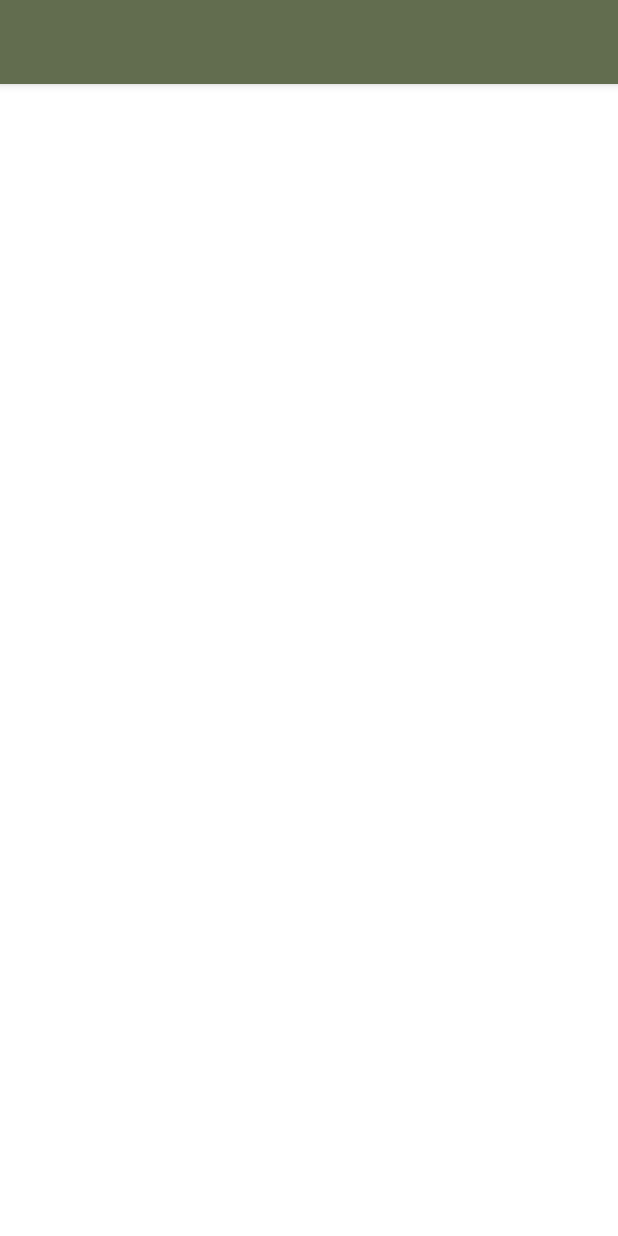
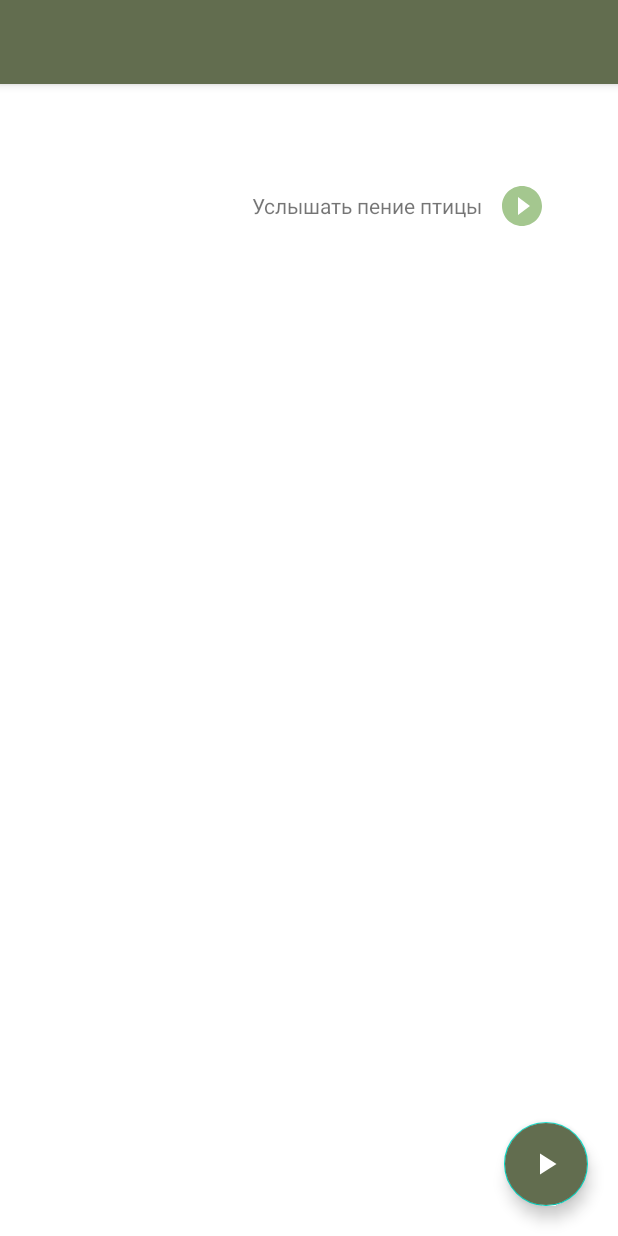
Before and after one commit to Deliner/amc, an Android app: the layout activity_bird_info.xml on its own in the app's theme, with its tools: preview values and no code run, on a phone screen of 412 x 824 dp. Run offline under Robolectric (Android 15) with nearby library versions, the phone set to English and light mode, and no system bars.

Commit message:
added bird info

```diff
--- a/app/src/main/java/com/deliner/mosfauna/activity/MainActivity.kt
+++ b/app/src/main/java/com/deliner/mosfauna/activity/MainActivity.kt
@@ -95,8 +95,6 @@ class MainActivity : CommonActivity() {
             }
         }
 
-
-
         slider.apply {
             itemAdapter.add(
                 PrimaryDrawerItem().withIdentifier(1).withName("Гид")
--- /dev/null
+++ b/app/src/main/res/drawable/ic_baseline_play.xml
@@ -0,0 +1,10 @@
+<vector xmlns:android="http://schemas.android.com/apk/res/android"
+    android:width="32dp"
+    android:height="32dp"
+    android:tint="@color/colorAccent"
+    android:viewportWidth="24"
+    android:viewportHeight="24">
+    <path
+        android:fillColor="@android:color/white"
+        android:pathData="M12,2C6.48,2 2,6.48 2,12s4.48,10 10,10 10,-4.48 10,-10S17.52,2 12,2zM10,16.5v-9l6,4.5 -6,4.5z" />
+</vector>
--- /dev/null
+++ b/app/src/main/res/drawable/ic_play.xml
@@ -0,0 +1,5 @@
+<vector android:height="32dp" android:tint="?attr/colorControlNormal"
+    android:viewportHeight="24" android:viewportWidth="24"
+    android:width="32dp" xmlns:android="http://schemas.android.com/apk/res/android">
+    <path android:fillColor="@android:color/white" android:pathData="M8,5v14l11,-7z"/>
+</vector>
--- a/app/src/main/res/layout/activity_bird_info.xml
+++ b/app/src/main/res/layout/activity_bird_info.xml
@@ -5,17 +5,86 @@
     android:layout_height="match_parent"
     android:fitsSystemWindows="true">
 
-    <androidx.constraintlayout.widget.ConstraintLayout
+    <LinearLayout
         android:layout_width="match_parent"
-        android:layout_height="match_parent">
+        android:layout_height="match_parent"
+        android:orientation="vertical">
 
         <include
             android:id="@+id/toolbar"
-            layout="@layout/toolbar"
-            app:layout_constraintEnd_toEndOf="parent"
-            app:layout_constraintStart_toStartOf="parent"
-            app:layout_constraintTop_toTopOf="parent"/>
+            layout="@layout/toolbar" />
+
+        <RelativeLayout
+            android:padding="8dp"
+            android:layout_width="match_parent"
+            android:layout_height="wrap_content">
 
 
-    </androidx.constraintlayout.widget.ConstraintLayout>
+            <ImageView
+                android:id="@+id/activity_bird_info_image"
+                android:layout_width="160dp"
+                android:layout_height="160dp" />
+
+            <LinearLayout
+                android:id="@+id/activity_bird_info_name_holder"
+                android:layout_width="match_parent"
+                android:layout_height="wrap_content"
+                android:layout_alignParentEnd="true"
+                android:layout_toEndOf="@+id/activity_bird_info_image"
+                android:orientation="vertical">
+
+                <TextView
+                    android:textSize="24sp"
+                    android:id="@+id/activity_bird_info_bird_name"
+                    android:layout_width="wrap_content"
+                    android:layout_height="wrap_content" />
+
+                <TextView
+                    android:textSize="18sp"
+                    android:id="@+id/activity_bird_info_bird_name_english"
+                    android:layout_width="wrap_content"
+                    android:layout_height="wrap_content" />
+
+
+                <RelativeLayout
+                    android:layout_width="match_parent"
+                    android:layout_height="match_parent">
+
+                    <TextView
+                        android:id="@+id/activity_bird_info_bird_play_info"
+                        android:layout_width="wrap_content"
+                        android:layout_height="wrap_content"
+                        android:layout_centerVertical="true"
+                        android:text="Услышать пение птицы   " />
+
+                    <ImageView
+                        android:id="@+id/activity_bird_info_play_song_button"
+                        android:layout_width="wrap_content"
+                        android:layout_height="wrap_content"
+                        android:layout_toEndOf="@id/activity_bird_info_bird_play_info"
+                        app:srcCompat="@drawable/ic_baseline_play" />
+                </RelativeLayout>
+            </LinearLayout>
+        </RelativeLayout>
+
+        <RelativeLayout
+            android:layout_width="match_parent"
+            android:layout_height="match_parent">
+
+            <TextView
+                android:id="@+id/activity_bird_info_text"
+                android:layout_width="match_parent"
+                android:layout_height="match_parent" />
+
+            <com.google.android.material.floatingactionbutton.FloatingActionButton
+                android:id="@+id/activity_bird_info_action_button"
+                android:layout_width="wrap_content"
+                android:layout_height="wrap_content"
+                android:layout_alignParentEnd="true"
+                android:layout_alignParentBottom="true"
+                android:layout_margin="20dp"
+                android:backgroundTint="@color/colorPrimary"
+                app:srcCompat="@drawable/ic_play" />
+        </RelativeLayout>
+    </LinearLayout>
 </androidx.drawerlayout.widget.DrawerLayout>
```
Also changed, not shown: app/src/main/AndroidManifest.xml (+13 -6 lines), app/src/main/java/com/deliner/mosfauna/activity/BirdInfoActivity.kt (+41 -1 lines), app/src/main/java/com/deliner/mosfauna/fragment/GuideFragment.kt (+11 -3 lines).
